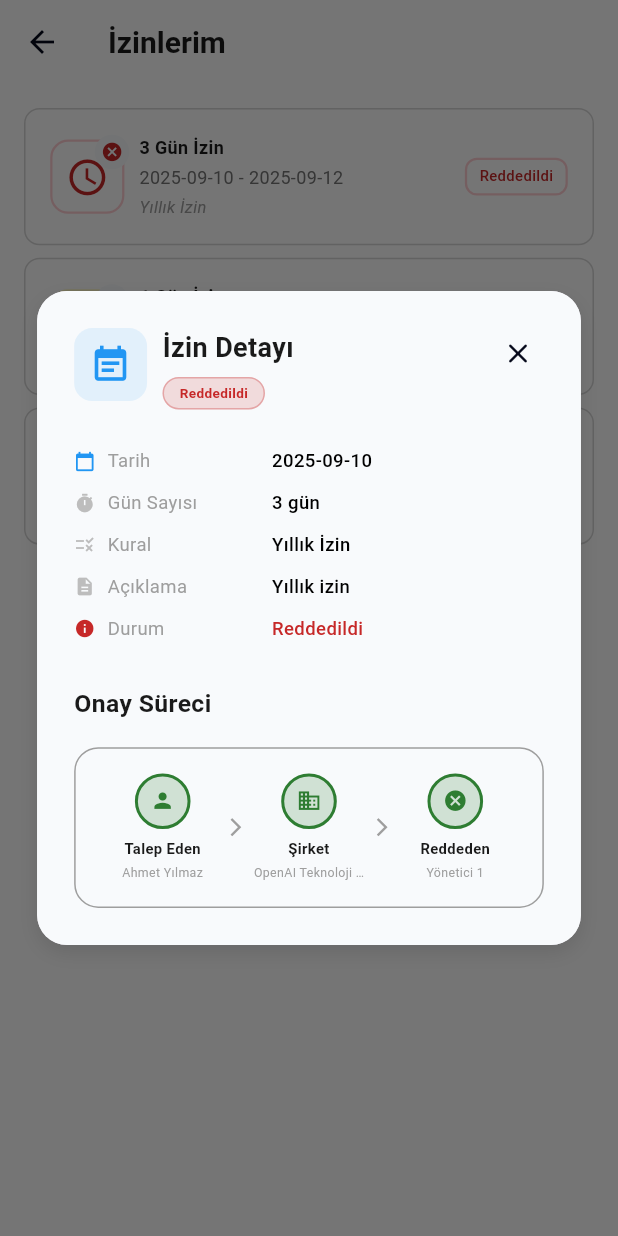
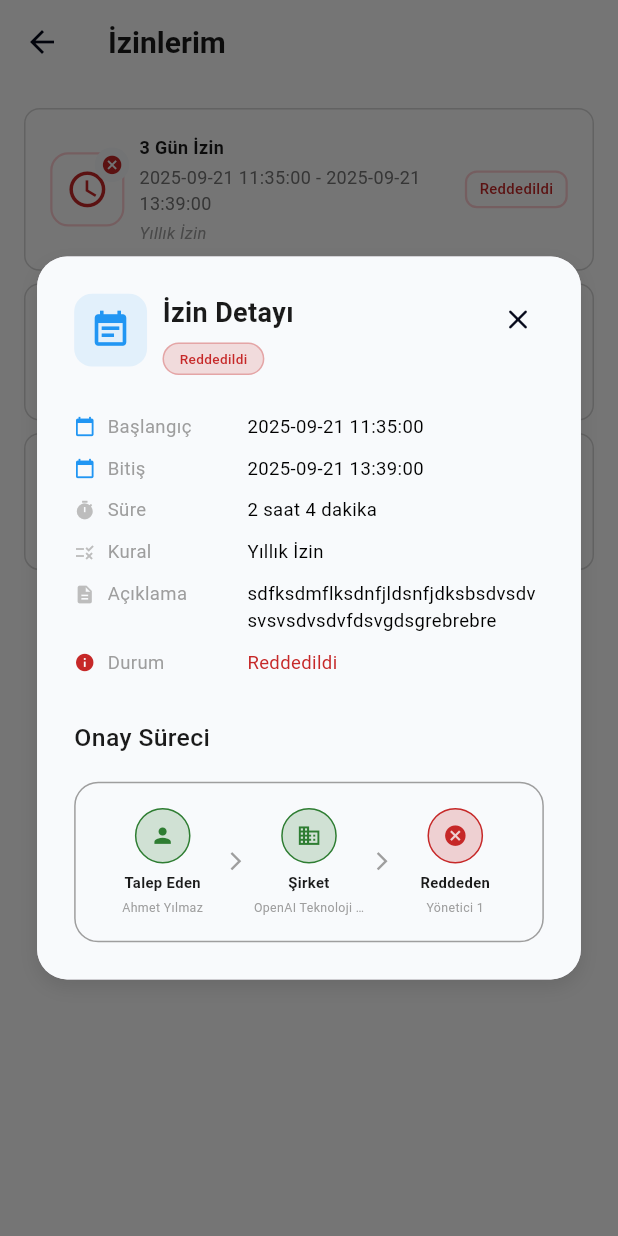
Before and after one commit to turanayhan/reference, a Flutter app: the PermissionsPage screen opened directly, after a tap on an icon or button, on a phone screen of 412 x 824 dp. Run offline on Flutter 3.47's test engine with Material 3 defaults, Android fonts, the light colour scheme and no system bars; our stand-ins replace flutter_datetime_picker_plus, flutter_riverpod, hive, hive_flutter, toastification; accounts and stored records are empty; Roboto replaces fonts that are missing (Poppins).

Commit message:
dialog yapıldı.

```diff
--- a/lib/dialog/detail_dialog.dart
+++ b/lib/dialog/detail_dialog.dart
@@ -2,7 +2,6 @@ import 'package:flutter/material.dart';
 import 'package:view_ref/app_color.dart';
 import 'package:view_ref/dialog/info_row_item.dart';
 import 'package:view_ref/extensions.dart';
-
 
 class DetailDialog extends StatelessWidget {
   final String title;
@@ -37,7 +36,7 @@ class DetailDialog extends StatelessWidget {
         vertical: context.dynamicHeight(0.04),
       ),
       child: Container(
-        padding: context.paddingAllHigh*0.6,
+        padding: context.paddingAllHigh * 0.6,
         decoration: BoxDecoration(
           borderRadius: BorderRadius.circular(20),
           color: AppColors.cardDefaultColor,
@@ -101,7 +100,7 @@ class DetailDialog extends StatelessWidget {
                               style: TextStyle(
                                 color: _getStatusColor(status),
                                 fontSize: context.responsiveFontSize(0.011, max: 11),
-                                fontWeight: FontWeight.w600,
+                                fontWeight: FontWeight.w500,
                               ),
                             ),
                           ),
@@ -137,7 +136,7 @@ class DetailDialog extends StatelessWidget {
 
                   // Tarih alanı ise sadece tarih kısmını göster
                   if (item.title.toLowerCase().contains('tarih')) {
-                    displayValue = _formatDateOnly(item.value);
+                    displayValue = item.value;
                   }
 
                   return _buildInfoRow(
@@ -154,14 +153,13 @@ class DetailDialog extends StatelessWidget {
               ),
 
               // Onay Süreci
-             // Onay Süreci
               if (employee != null && approvalFlow != null) ...[
                 SizedBox(height: context.dynamicHeight(0.03)),
                 Text(
                   "Onay Süreci",
                   style: TextStyle(
                     fontSize: context.responsiveFontSize(0.02, max: 18),
-      fontWeight: FontWeight.w600,
+                    fontWeight: FontWeight.w500,
                   ),
                 ),
                 SizedBox(height: context.dynamicHeight(0.02)),
@@ -185,6 +183,7 @@ if (employee != null && approvalFlow != null) ...[
                           title: "Talep Eden",
                           subtitle: employee?.name ?? "-",
                           isCompleted: true,
+                          status: 'approved',
                         ),
                       ),
 
@@ -203,6 +202,7 @@ if (employee != null && approvalFlow != null) ...[
                           title: "Şirket",
                           subtitle: company?.name ?? "-",
                           isCompleted: true,
+                          status: 'approved',
                         ),
                       ),
 
@@ -213,7 +213,7 @@ if (employee != null && approvalFlow != null) ...[
                         size: context.dynamicWidth(0.035),
                       ),
 
-        // Durum (Onaylayan / Reddeden / Beklemede)
+                      // Durum
                       Expanded(
                         child: Builder(
                           builder: (context) {
@@ -251,6 +251,7 @@ if (employee != null && approvalFlow != null) ...[
                               title: stepTitle,
                               subtitle: subtitle,
                               isCompleted: isCompleted,
+                              status: status, // 🔄 BURADA DURUMU GEÇİYORUZ
                             );
                           },
                         ),
@@ -259,19 +260,11 @@ if (employee != null && approvalFlow != null) ...[
                   ),
                 ),
               ],
-
             ],
           ),
         ),
       ),
     );
-  }
-
-  String _formatDateOnly(String value) {
-    if (value.contains(' ')) {
-      return value.split(' ').first;
-    }
-    return value;
   }
 
   Widget _buildInfoRow(
@@ -326,12 +319,10 @@ if (employee != null && approvalFlow != null) ...[
               ],
             ),
           ),
-          SizedBox(width: context.dynamicWidth(0.04)),
           Expanded(
             child: Text(
               value,
               style: TextStyle(
-                fontWeight: FontWeight.w500,
                 fontSize: context.responsiveFontSize(0.015, max: 14),
                 color: valueColor ?? AppColors.blackColor,
               ),
@@ -342,14 +333,16 @@ if (employee != null && approvalFlow != null) ...[
     );
   }
 
+  /// 🔄 GÜNCELLENEN _buildStep
   Widget _buildStep({
     required BuildContext context,
     required IconData icon,
     required String title,
     required String subtitle,
     required bool isCompleted,
+    String? status, // ✅ Durum parametresi eklendi
   }) {
-    final color = isCompleted ? AppColors.leaveApproved : AppColors.leavePending;
+    final color = isCompleted ? _getStatusColor(status) : AppColors.leavePending;
 
     return Column(
       children: [
@@ -361,7 +354,7 @@ if (employee != null && approvalFlow != null) ...[
             shape: BoxShape.circle,
             border: Border.all(
               color: color,
-              width: 2,
+              width: 1,
             ),
           ),
           child: Icon(icon, color: color, size: context.dynamicWidth(0.04)),
--- a/lib/dialog/detail_dialog_extensions.dart
+++ b/lib/dialog/detail_dialog_extensions.dart
@@ -2,8 +2,29 @@ import 'package:flutter/material.dart';
 import 'package:view_ref/app_color.dart';
 import 'package:view_ref/dialog/detail_dialog.dart';
 import 'package:view_ref/dialog/info_row_item.dart';
-import 'package:view_ref/model/leave_data.dart';
-import 'package:view_ref/model/payment.dart';
+
+
+  String _calculateDurationOrDays(String? startDateStr, String? endDateStr, int? days) {
+  try {
+    if (startDateStr == null || endDateStr == null) return "-";
+
+    final startDate = DateTime.parse(startDateStr);
+    final endDate = DateTime.parse(endDateStr);
+    final duration = endDate.difference(startDate);
+
+    if (duration.inDays < 1) {
+      final hours = duration.inHours;
+      final minutes = duration.inMinutes % 60;
+      return "$hours saat $minutes dakika";
+    } else {
+      return "${days ?? '-'} gün";
+    }
+  } catch (e) {
+    return "-";
+  }
+}
+
+
 
 extension DetailDialogFactory on DetailDialog {
   static DetailDialog leave({
@@ -17,16 +38,25 @@ extension DetailDialogFactory on DetailDialog {
       company: data.company,
       infoRows: [
         InfoRowItem(
-          title: "Tarih",
-          value: "${data.startDate} - ${data.endDate}",
+          title: "Başlangıç",
+          value: "${data.startDate}",
           icon: Icons.calendar_today,
           iconColor: Colors.blue,
         ),
-        InfoRowItem(
-          title: "Gün Sayısı",
-          value: "${data.days ?? '-'} gün",
-          icon: Icons.timer,
+
+         InfoRowItem(
+          title: "Bitiş",
+          value: "${data.endDate}",
+          icon: Icons.calendar_today,
+          iconColor: Colors.blue,
         ),
+InfoRowItem(
+  title: "Süre",
+  value: _calculateDurationOrDays(data.startDate, data.endDate, data.days),
+  icon: Icons.timer,
+),
+
+
         InfoRowItem(
           title: "Kural",
           value: data.leaveRule?.name ?? "Belirtilmemiş",
@@ -135,7 +165,7 @@ extension DetailDialogFactory on DetailDialog {
     }
   }
 
-  // Show dialog helper methods
+
   static void showLeave(BuildContext context, dynamic data) {
     showDialog(context: context, builder: (_) => leave(data: data));
   }
--- a/lib/list.dart
+++ b/lib/list.dart
@@ -8,9 +8,10 @@ class LeaveDummyData {
       LeaveData(
         id: 1,
         days: 3,
-        startDate: "2025-09-10",
-        endDate: "2025-09-12",
-        description: "Yıllık izin",
+        startDate: "2025-09-21 11:35:00",
+        endDate: "2025-09-21 13:39:00",
+        description:
+            "sdfksdmflksdnfjldsnfjdksbsdvsdvsvsvsdvsdvfdsvgdsgrebrebre",
         status: "rejected",
         employee: Employee(
           id: 101,
@@ -122,7 +123,8 @@ class LeaveDummyData {
         leaveRule: LeaveRule(
           id: 1,
           name: "Yıllık İzin",
-          description: "Çalışanların yıllık izin hakkı",
+          description:
+              "Çalışanların yıllık izin hakfdvdfvfdvdfdvdfvdvdfvdvdfvdvdfvfdkı",
         ),
         approvalFlow: ApprovalFlow(
           id: 33,
@@ -156,9 +158,6 @@ class LeaveDummyData {
     ];
   }
 }
-
-
-
 
 class PaymentDummyData {
   static List<Payment> getPayments() {
```
Also changed, not shown: lib/screen/permissions_screen.dart (+1 -6 lines). Lines whose indentation alone changed are shown as unchanged.
